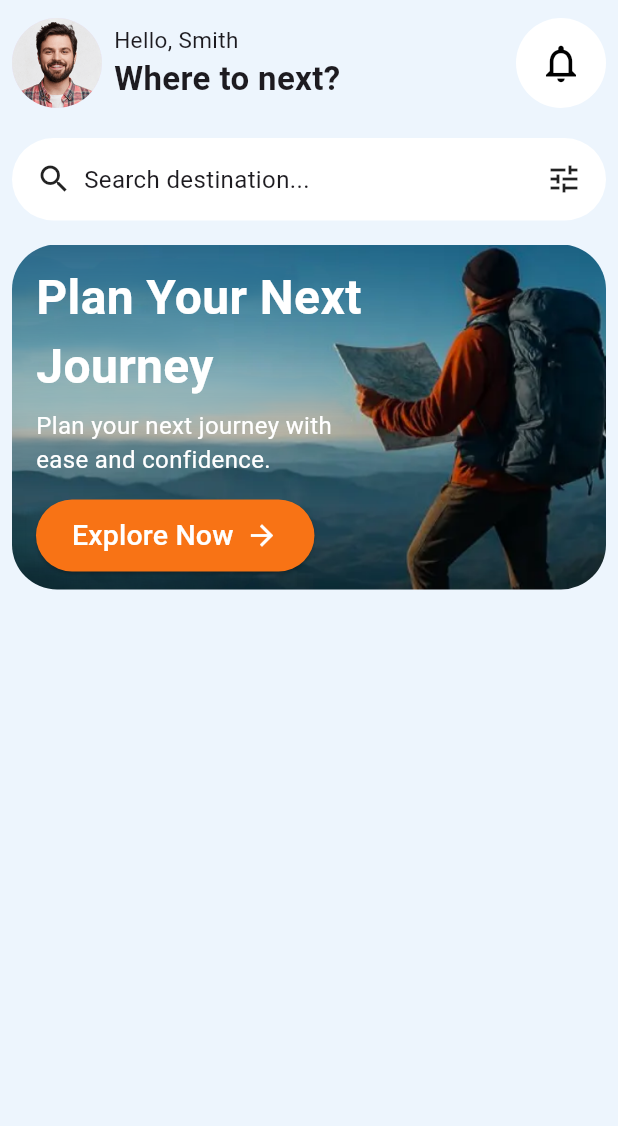
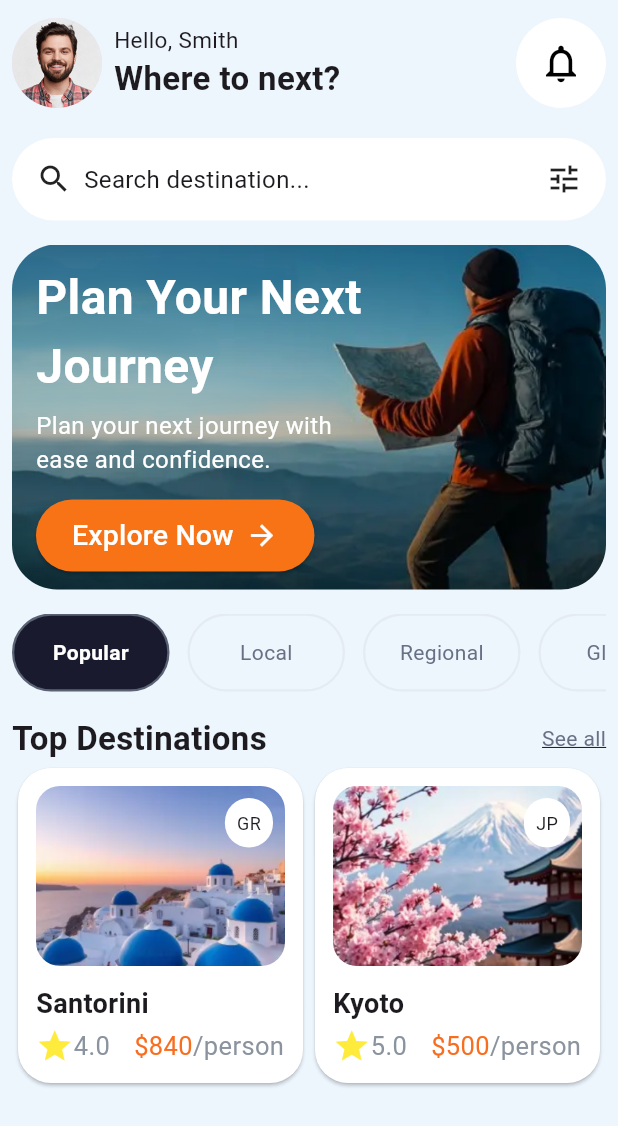
Before and after one commit to filipesec/travel_layout, a Flutter app: the screen it shows after launch, on a phone screen of 412 x 824 dp. Shown: the top 1126 px of the screen. Run offline on Flutter 3.47's test engine with Material 3 defaults, Android fonts, the phone set to English and light mode, and no system bars.

Commit message:
feat-APP: adiciona filtro e destinos

```diff
--- a/lib/main.dart
+++ b/lib/main.dart
@@ -56,6 +56,10 @@ class HomePage extends StatelessWidget {
 
             //jornada
             Padding(padding: EdgeInsets.all(8), child: JourneyCustom()),
+            //filtro
+            Padding(padding: EdgeInsets.all(8), child: FilterCustom()),
+            //destinations
+            Padding(padding: EdgeInsets.all(8), child: DestinationsCustom()),
           ],
         ),
       ),
@@ -175,3 +179,205 @@ class JourneyCustom extends StatelessWidget {
     );
   }
 }
+
+//filtro
+class FilterCustom extends StatefulWidget {
+  const FilterCustom({super.key});
+  @override
+  State<FilterCustom> createState() => _FilterCustomState();
+}
+
+class _FilterCustomState extends State<FilterCustom> {
+  final List<String> _options = ['Popular', 'Local', 'Regional', 'Global'];
+  int _selectedIndex = 0;
+
+  @override
+  Widget build(BuildContext context) {
+    return SingleChildScrollView(
+      scrollDirection: Axis.horizontal,
+      child: Row(
+        children: List.generate(_options.length, (index) {
+          final isSelected = _selectedIndex == index;
+          return GestureDetector(
+            onTap: () => setState(() => _selectedIndex = index),
+            child: Container(
+              width: 105,
+              height: 52,
+              margin: EdgeInsets.only(right: 12),
+              alignment: Alignment.center,
+              decoration: BoxDecoration(
+                color: isSelected ? const Color(0xFF1A1A2E) : Color(0xFFEDF5FD),
+                borderRadius: BorderRadius.circular(50),
+                border: Border.all(
+                  color: isSelected
+                      ? const Color(0xFF5A6273)
+                      : const Color(0xFFE4EBF2),
+                  width: 1.5,
+                ),
+              ),
+              child: Text(
+                _options[index],
+                style: TextStyle(
+                  color: isSelected ? Colors.white : const Color(0xFF687086),
+                  fontWeight: isSelected ? FontWeight.w600 : FontWeight.w400,
+                  fontSize: 14,
+                ),
+              ),
+            ),
+          );
+        }),
+      ),
+    );
+  }
+}
+
+//gestinations custom
+class DestinationsCustom extends StatelessWidget {
+  const DestinationsCustom({super.key});
+
+  @override
+  Widget build(BuildContext context) {
+    return Column(
+      children: [
+        Row(
+          children: [
+            Text(
+              'Top Destinations',
+              style: TextStyle(fontWeight: FontWeight.bold, fontSize: 22),
+            ),
+            Spacer(),
+            Text(
+              'See all',
+              style: TextStyle(
+                decoration: TextDecoration.underline,
+                color: Color(0xFF687086),
+                fontSize: 14,
+              ),
+            ),
+          ],
+        ),
+
+        Row(
+          children: [
+            Expanded(
+              child: DestinationCard(
+                name: 'Santorini',
+                country: 'GR',
+                imageCountry: 'assets/images/santorini.png',
+                rating: 4.0,
+                price: 840,
+              ),
+            ),
+            Expanded(
+              child: DestinationCard(
+                name: 'Kyoto',
+                country: 'JP',
+                imageCountry: 'assets/images/kyoto.png',
+                rating: 5.0,
+                price: 500,
+              ),
+            ),
+          ],
+        ),
+      ],
+    );
+  }
+}
+
+//cards de destinations
+class DestinationCard extends StatelessWidget {
+  final String name;
+  final String country;
+  final String imageCountry;
+  final double rating;
+  final int price;
+
+  const DestinationCard({
+    super.key,
+    required this.name,
+    required this.country,
+    required this.imageCountry,
+    required this.rating,
+    required this.price,
+  });
+
+  @override
+  Widget build(BuildContext context) {
+    return Card(
+      color: Colors.white,
+      shape: RoundedRectangleBorder(borderRadius: BorderRadius.circular(22)),
+      child: Column(
+        crossAxisAlignment: CrossAxisAlignment.start,
+        children: [
+          Container(
+            padding: EdgeInsets.all(12),
+            child: Container(
+              height: 120,
+              decoration: BoxDecoration(
+                borderRadius: BorderRadius.circular(16),
+                image: DecorationImage(
+                  image: AssetImage(imageCountry),
+                  fit: BoxFit.cover,
+                ),
+              ),
+              alignment: Alignment.topRight,
+              padding: EdgeInsets.all(8),
+              child: Container(
+                padding: EdgeInsets.all(8),
+                decoration: BoxDecoration(
+                  color: Colors.white,
+                  borderRadius: BorderRadius.circular(30),
+                ),
+                child: Text(country, style: TextStyle(fontSize: 12)),
+              ),
+            ),
+          ),
+
+          Padding(
+            padding: EdgeInsets.only(left: 12, right: 4, bottom: 3),
+            child: Text(
+              name,
+              style: TextStyle(fontWeight: FontWeight.bold, fontSize: 18),
+            ),
+          ),
+
+          Row(
+            children: [
+              Padding(
+                padding: EdgeInsets.only(left: 12, bottom: 12, right: 16),
+                child: Row(
+                  children: [
+                    Icon(Icons.star, color: Colors.yellow, size: 25),
+                    Text(
+                      rating.toString(),
+                      style: TextStyle(fontSize: 17, color: Color(0xFF8A939E)),
+                    ),
+                  ],
+                ),
+              ),
+
+              Padding(
+                padding: EdgeInsets.only(bottom: 12),
+                child: Row(
+                  children: [
+                    Text(
+                      '\$$price',
+                      style: TextStyle(color: Color(0xFFF96D1F), fontSize: 17),
+                    ),
+
+                    Text(
+                      '/person',
+                      style: TextStyle(fontSize: 17, color: Color(0xFF8A939E)),
+                    ),
+                  ],
+                ),
+              ),
+            ],
+          ),
+        ],
+      ),
+    );
+  }
+}
+
+//consertar o problema de alinhamento do top destinations depois
```
Also changed, not shown: assets/images/kyoto.png (added), assets/images/santorini.png (added).
